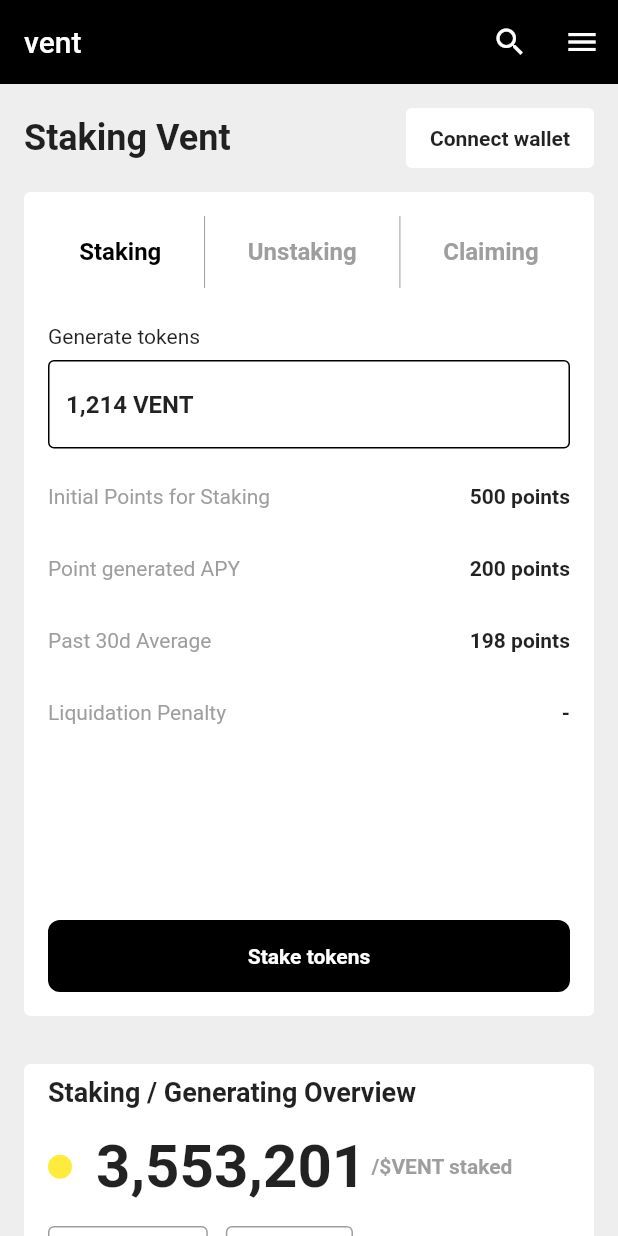
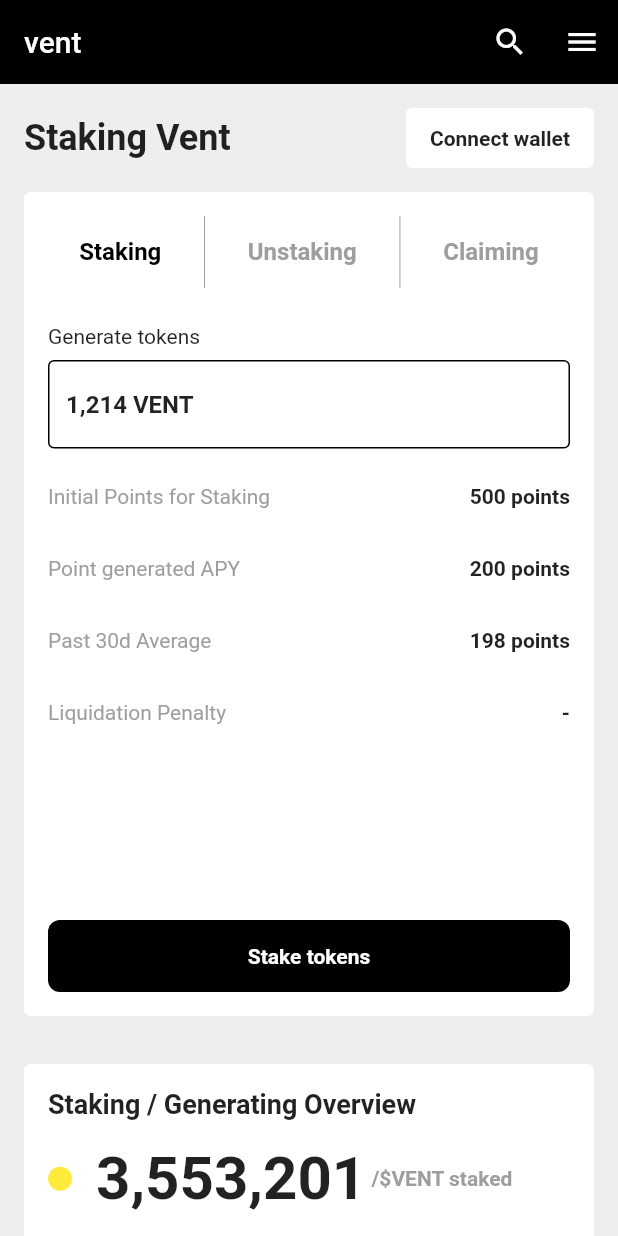
Before and after one commit to JAICHANGPARK/flutter_notebook_19th_story, a Flutter app: the screen it shows after launch, on a phone screen of 412 x 824 dp. Run offline on Flutter 3.47's test engine with Material 2 defaults, Android fonts, the phone set to English and light mode, and no system bars; drawn by our look-alikes of countup; our stand-ins replace cached_network_image, fl_chart, flutter_riverpod, freezed_annotation, smooth_page_indicator, video_player.

Commit message:
Update staking_main_page.dart

```diff
--- a/lib/ep1117_staking_app/src/ui/staking_main_page.dart
+++ b/lib/ep1117_staking_app/src/ui/staking_main_page.dart
@@ -495,7 +495,7 @@ class _StakingMainPageState extends State<StakingMainPage> with SingleTickerProv
                     color: Colors.white,
                     borderRadius: BorderRadius.circular(4),
                   ),
-                  padding: const EdgeInsets.symmetric(vertical: 8, horizontal: 16),
+                  padding: const EdgeInsets.symmetric(vertical: 16, horizontal: 16),
                   child: Column(
                     crossAxisAlignment: CrossAxisAlignment.start,
                     children: [
@@ -587,7 +587,7 @@ class _StakingMainPageState extends State<StakingMainPage> with SingleTickerProv
                       ),
                       Expanded(
                         child: Padding(
-                          padding: const EdgeInsets.symmetric(vertical: 16),
+                          padding: const EdgeInsets.symmetric(vertical: 8),
                           child: LineChart(
                             LineChartData(
                                 gridData: FlGridData(
```
